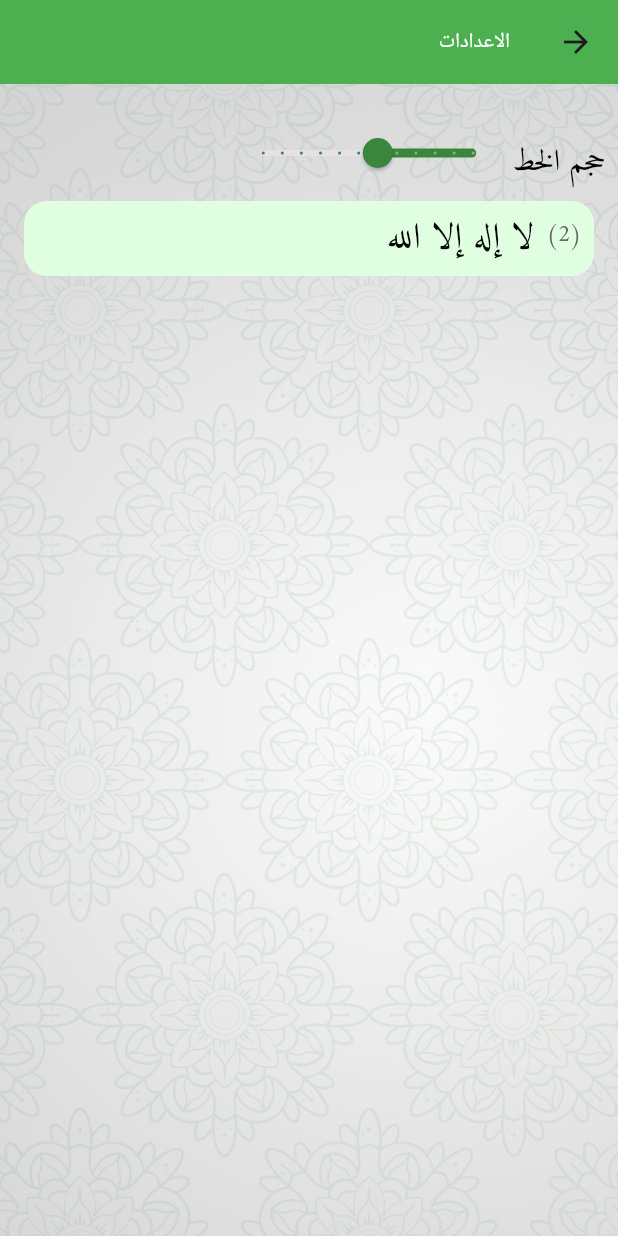
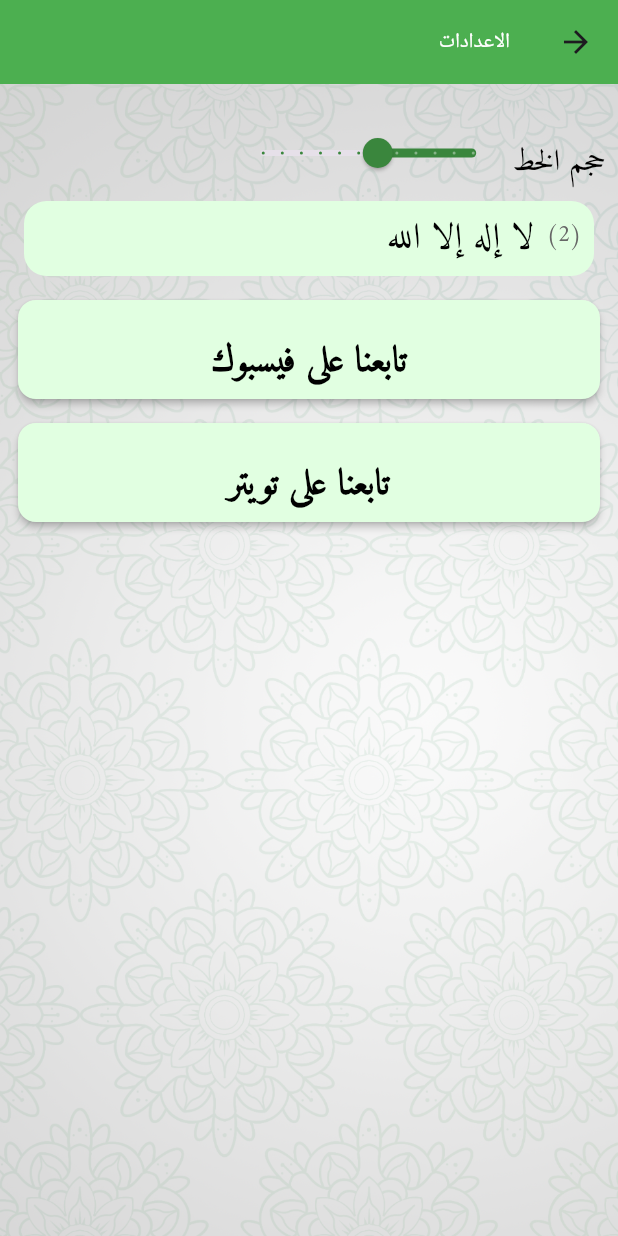
Before and after one commit to abo-elleef/award_flutter, a Flutter app: the Settings screen opened directly, on a phone screen of 412 x 824 dp. Run offline on Flutter 3.47's test engine with Material 3 defaults, Android fonts, the light colour scheme and no system bars; our stand-ins replace firebase_core, google_mobile_ads, in_app_review, shared_preferences; accounts and stored records are empty.

Commit message:
add social media links

```diff
--- a/lib/settings.dart
+++ b/lib/settings.dart
@@ -3,8 +3,8 @@ import 'package:flutter/material.dart';
 import 'dart:convert' as convert;
 import 'dart:io' show Platform;
 import 'award.dart';
-import 'part_card.dart';
 import 'package:shared_preferences/shared_preferences.dart';
+import 'package:url_launcher/url_launcher.dart';
 
 class Settings extends StatefulWidget {
   late double fontSize;
@@ -39,8 +39,58 @@ class SettingsState extends State<Settings> {
     _pref.setInt('textColor', value);
   }
 
+  Widget _buildSocialButton(BuildContext context, String text, String url) {
+    final Uri facebookUrl = Uri.parse(url);
 
-
+    return GestureDetector(
+      onTap: () async {
+        try {
+          if (await canLaunchUrl(facebookUrl)) {
+            await launchUrl(facebookUrl, mode: LaunchMode.externalApplication);
+          } else {
+            if (mounted) {
+              ScaffoldMessenger.of(context).showSnackBar(
+                SnackBar(content: Text('تعذر فتح الرابط. يرجى التحقق من اتصالك بالإنترنت.')),
+              );
+            }
+            print('Could not launch $facebookUrl');
+          }
+        } catch (e) {
+          if (mounted) {
+            ScaffoldMessenger.of(context).showSnackBar(
+              SnackBar(content: Text('حدث خطأ أثناء محاولة فتح الرابط.')),
+            );
+          }
+          print('Error launching URL: $e');
+        }
+      },
+      child: Card(
+        color: Color(0xffe1ffe1),
+        elevation: 2.0,
+        margin: EdgeInsets.symmetric(vertical: 8.0, horizontal: 4.0),
+        child: Padding(
+          padding: const EdgeInsets.all(16.0),
+          child: Row(
+            mainAxisAlignment: MainAxisAlignment.center,
+            children: <Widget>[
+              // Optional: Add Facebook icon here if desired
+              // Icon(Icons.facebook, color: Color(this.textColor), size: this.fontSize + 2),
+              // SizedBox(width: 8),
+              Text(
+                text,
+                style: TextStyle(
+                  fontSize: this.fontSize,
+                  color: Color(this.textColor),
+                  fontWeight: FontWeight.bold,
+                ),
+                textAlign: TextAlign.center,
+              ),
+            ],
+          ),
+        ),
+      ),
+    );
+  }
 
   @override
   void initState() {
@@ -95,7 +145,9 @@ class SettingsState extends State<Settings> {
                           )
                         ]
                       ),
-                      PartCard(title: 'لا إله إلا الله', index: 1, listSize: 6, fontSize: this.fontSize, textColor: this.textColor)
+                      PartCard(title: 'لا إله إلا الله', index: 1, listSize: 6, fontSize: this.fontSize, textColor: this.textColor),
+                      _buildSocialButton(context, 'تابعنا على فيسبوك', 'https://www.facebook.com/bordaelmadyh/'), // Added Social button (FB)
+                      _buildSocialButton(context, 'تابعنا على تويتر', 'https://x.com/bordaelmadyh') // Added Social button (Twitter)
                     ]
                   ),
                 )
--- a/pubspec.yaml
+++ b/pubspec.yaml
@@ -16,7 +16,7 @@ publish_to: 'none' # Remove this line if you wish to publish to pub.dev
 # https://developer.apple.com/library/archive/documentation/General/Reference/InfoPlistKeyReference/Articles/CoreFoundationKeys.html
 # In Windows, build-name is used as the major, minor, and patch parts
 # of the product and file versions while build-number is used as the build suffix.
-version: 1.8.11+63
+version: 1.8.12+64
 
 environment:
   sdk: ^3.8.1
```
